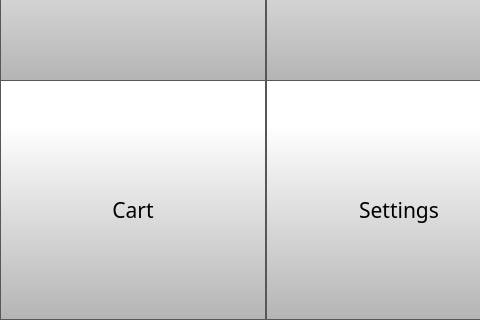
This is octoprint_ControlCenter/ui/menu_screen/menu_screen.ui in FracktalWorks/ControlCenter as Qt 5 draws it before an edit; both pictures show x 0 to 480 and y 160 to 480 of the 800 by 480 pixel window. The edited form follows.
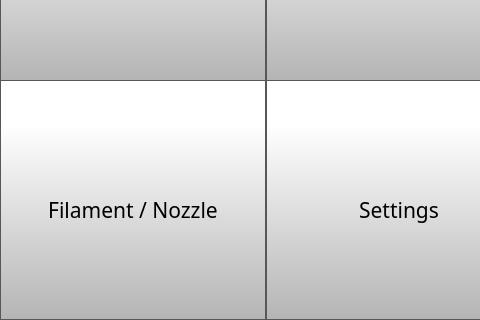
This is the edited form. Icons and pictures are not drawn.

Commit message:
Refactor filament change UI and update menu icon
Refactored the ChangeFilament widget for improved code clarity, signal management, and error handling. Removed the 'Change Filament' button from the control screen and updated the menu screen to use a new 'Filament / Nozzle' icon and label. Added the new filamentNozzleMenuIcon.png resource and registered it in the resource file.

Diff of the .ui file:
```diff
--- a/octoprint_ControlCenter/ui/menu_screen/menu_screen.ui
+++ b/octoprint_ControlCenter/ui/menu_screen/menu_screen.ui
@@ -250,7 +250,7 @@
 }</string>
       </property>
       <property name="text">
-       <string>Cart</string>
+       <string>Filament / Nozzle</string>
       </property>
       <property name="icon">
        <iconset resource="../resources/resource.qrc">
```
Left out of the diff: 2 changed lines with no effect on the pictures. The commit also changes 5 other files.
